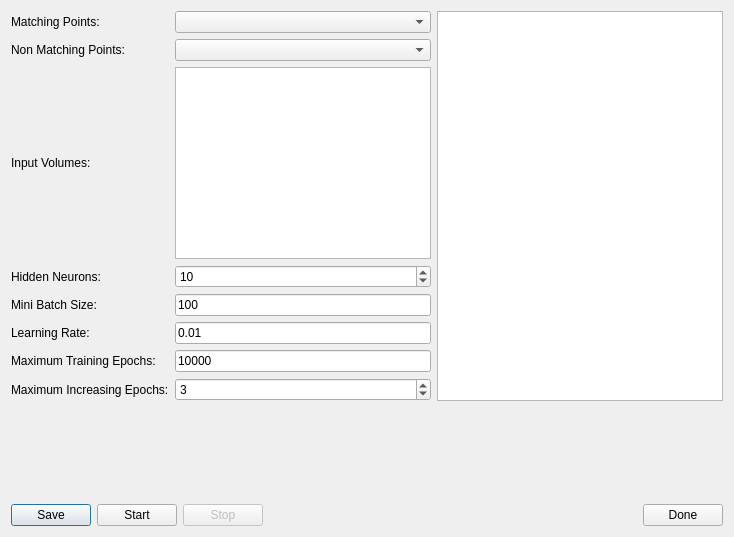
Before: the Qt Designer form prozess/nnvolumetrainer.ui in fsoos74/su, drawn with Qt 5.
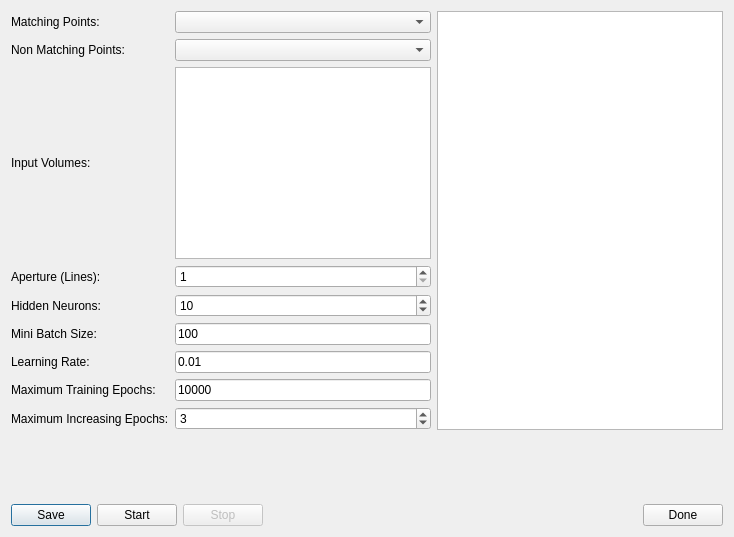
After: the same form once the commit is applied.

Commit message: added line aperture selection for nn volumes

Patch:
```diff
--- a/prozess/nnvolumetrainer.ui
+++ b/prozess/nnvolumetrainer.ui
@@ -131,6 +131,26 @@
          </property>
         </widget>
        </item>
+       <item row="3" column="0">
+        <widget class="QLabel" name="label_9">
+         <property name="text">
+          <string>Aperture (Lines):</string>
+         </property>
+        </widget>
+       </item>
+       <item row="3" column="1">
+        <widget class="QSpinBox" name="sbApertureLines">
+         <property name="minimum">
+          <number>1</number>
+         </property>
+         <property name="maximum">
+          <number>7</number>
+         </property>
+         <property name="singleStep">
+          <number>2</number>
+         </property>
+        </widget>
+       </item>
       </layout>
      </item>
      <item>
```
The commit also changes 5 other files.
